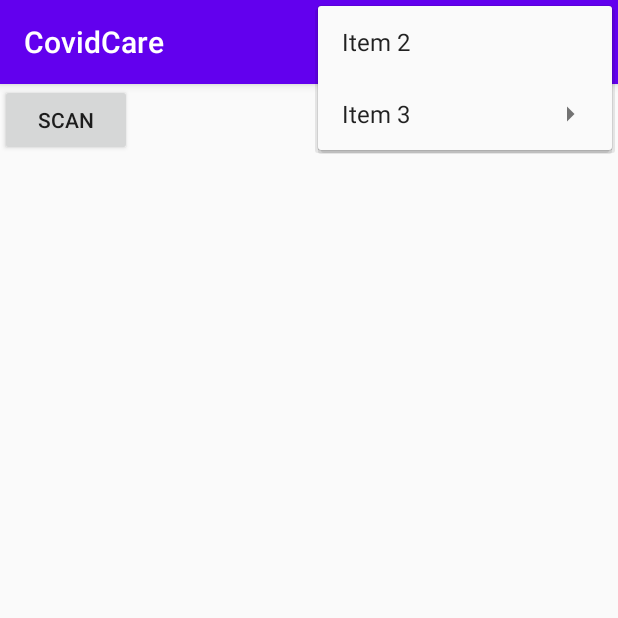
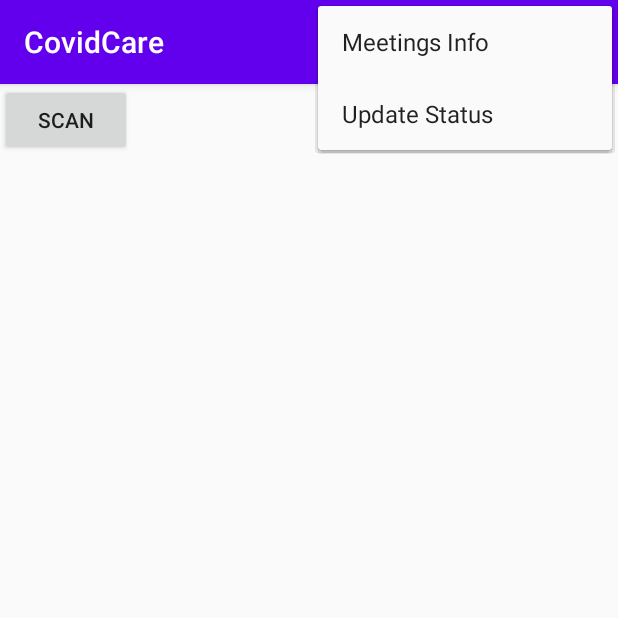
Before and after one commit to DiaaZiada/CovidCare-AndroidApp, an Android app: the screen it shows after launch (MainActivity), with the options menu open, on a phone screen of 412 x 824 dp, the top half of it. Run offline under Robolectric (Android 15) with nearby library versions, the phone set to English and light mode, and no system bars; our stand-ins replace Room's generated code; 1 statement that could not run was skipped.

Commit message:
update menu names

```diff
--- a/app/src/main/res/menu/menu.xml
+++ b/app/src/main/res/menu/menu.xml
@@ -2,27 +2,19 @@
 <menu xmlns:android="http://schemas.android.com/apk/res/android"
     xmlns:app="http://schemas.android.com/apk/res-auto">
 
-    <item android:id="@+id/item1"
+<!--    <item android:id="@+id/item1"-->
+<!--        android:icon="@drawable/ic_icon"-->
+<!--        android:title="Item 1"-->
+<!--        app:showAsAction="ifRoom"/>-->
+
+    <item android:id="@+id/meetingInfo"
         android:icon="@drawable/ic_icon"
-        android:title="Item 1"
-        app:showAsAction="ifRoom"/>
-
-    <item android:id="@+id/item2"
-        android:icon="@drawable/ic_icon"
-        android:title="Item 2"
+        android:title="Meetings Info"
         app:showAsAction="never"/>
 
-    <item android:id="@+id/item3"
+    <item android:id="@+id/updataStatus"
         android:icon="@drawable/ic_icon"
-        android:title="Item 3"
+        android:title="Update Status"
         app:showAsAction="never">
-        <menu>
-            <item android:id="@+id/subtim1"
-                android:title="Sub item1"/>
-            <item android:id="@+id/subtim2"
-                android:title="Sub item2"/>
-        </menu>
-
-
     </item>
 </menu>
```
Also changed, not shown: app/src/main/java/com/example/covidcare/MainActivity.java (+4 -13 lines).
